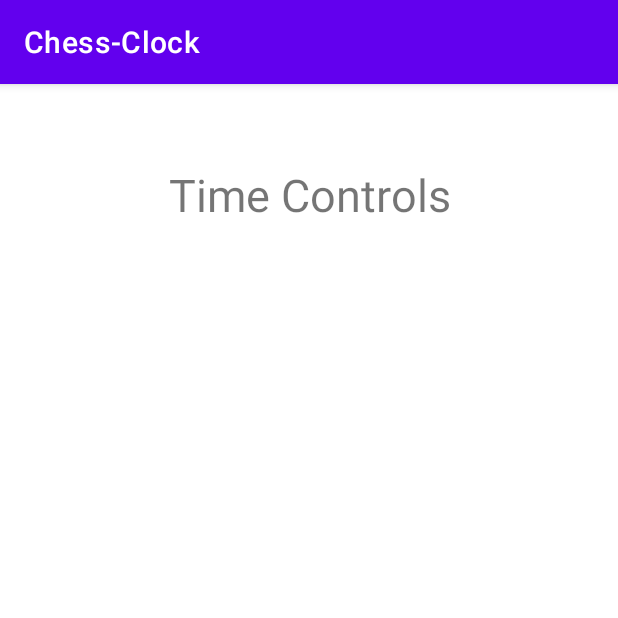
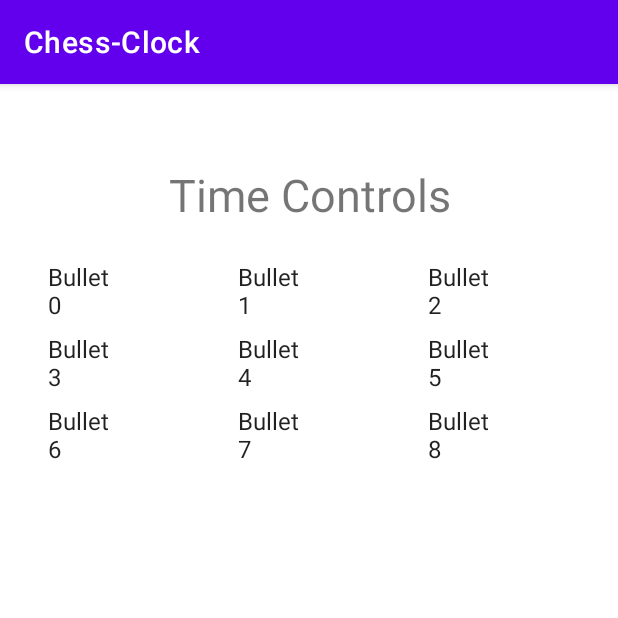
Before and after one commit to Arios9/Chess-Clock, an Android app: the screen it shows after launch (MainActivity), on a phone screen of 412 x 824 dp, the top half of it. Run offline under Robolectric (Android 15) with nearby library versions, the phone set to English and light mode, and no system bars.

Commit message:
grid with to String text in button

```diff
--- a/app/src/main/java/com/example/chess_clock/BlankFragment.java
+++ b/app/src/main/java/com/example/chess_clock/BlankFragment.java
@@ -7,14 +7,53 @@ import androidx.fragment.app.Fragment;
 import android.view.LayoutInflater;
 import android.view.View;
 import android.view.ViewGroup;
+import android.widget.ArrayAdapter;
+import android.widget.Button;
+import android.widget.GridView;
+
+import java.util.ArrayList;
 
 
 public class BlankFragment extends Fragment {
 
+    private GridView gridView;
+    private View view;
+
+    static final String[] numbers = new String[] {
+            "A", "B", "C", "D", "E",
+            "F", "G", "H", "I", "J",
+            "K", "L", "M", "N", "O",
+            "P", "Q", "R", "S", "T",
+            "U", "V", "W", "X", "Y", "Z"};
+
+    private ArrayList<Button> arrayList = new ArrayList<>();
+
     @Override
     public View onCreateView(LayoutInflater inflater, ViewGroup container,
                              Bundle savedInstanceState) {
-        // Inflate the layout for this fragment
-        return inflater.inflate(R.layout.fragment_blank, container, false);
+        view = inflater.inflate(R.layout.fragment_blank, container, false);
+        createButtons();
+        return view;
     }
+
+    private void createButtons() {
+        gridView = (GridView) view.findViewById(R.id.buttonGridView);
+
+        for (int i=0; i<9; i++){
+            int finalI = i;
+            Button button= new androidx.appcompat.widget.AppCompatButton(getContext()){
+                @Override
+                public String toString() {
+                    return String.valueOf("Bullet \n"+finalI);
+                }
+            };
+            arrayList.add(button);
+        }
+
+        ArrayAdapter<Button> adapter = new ArrayAdapter<>(getContext(),
+                android.R.layout.simple_list_item_1, arrayList);
+
+        gridView.setAdapter(adapter);
+    }
+
 }
```
